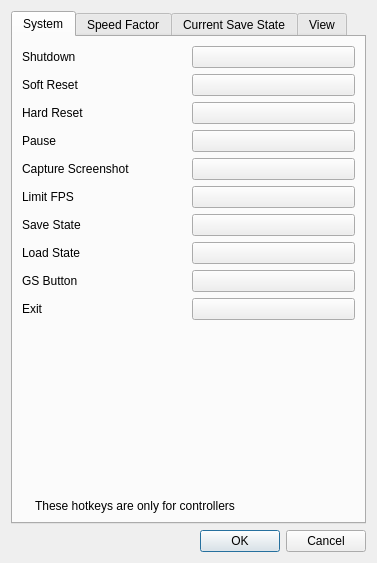
First picture: the form in Source/RMG-Input/UserInterface/HotkeysDialog.ui, repository Rosalie241/RMG, before the edit.
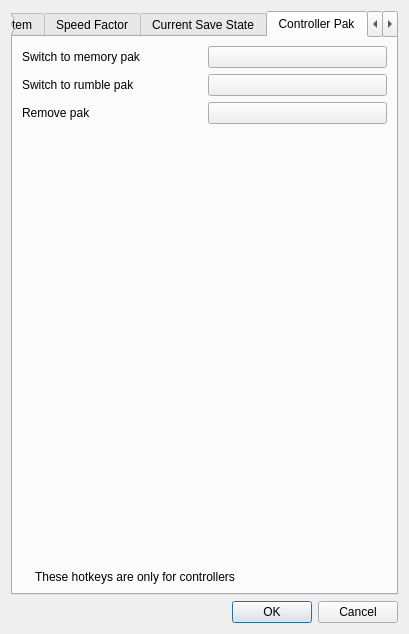
Second picture: the form after the edit. The open tabs and pages were chosen to show the change. Icons and pictures are not drawn. Custom widgets are drawn as their Qt base class.

Commit message: RMG-Input: add hotkeys for inc/decr save state slot and switching paks

Patch:
```diff
--- a/Source/RMG-Input/UserInterface/HotkeysDialog.ui
+++ b/Source/RMG-Input/UserInterface/HotkeysDialog.ui
@@ -6,8 +6,8 @@
    <rect>
     <x>0</x>
     <y>0</y>
-    <width>377</width>
-    <height>563</height>
+    <width>409</width>
+    <height>634</height>
    </rect>
   </property>
   <property name="windowTitle">
@@ -781,6 +781,122 @@
        </item>
       </layout>
      </widget>
+     <widget class="QWidget" name="tab">
+      <attribute name="title">
+       <string>Controller Pak</string>
+      </attribute>
+      <layout class="QVBoxLayout" name="verticalLayout_9">
+       <item>
+        <layout class="QHBoxLayout" name="horizontalLayout_119">
+         <item>
+          <widget class="QLabel" name="label_116">
+           <property name="text">
+            <string>Switch to memory pak</string>
+           </property>
+          </widget>
+         </item>
+         <item>
+          <widget class="UserInterface::Widget::HotkeyButton" name="memPakKeyButton">
+           <property name="text">
+            <string/>
+           </property>
+          </widget>
+         </item>
+        </layout>
+       </item>
+       <item>
+        <layout class="QHBoxLayout" name="horizontalLayout_120">
+         <item>
+          <widget class="QLabel" name="label_117">
+           <property name="text">
+            <string>Switch to rumble pak</string>
+           </property>
+          </widget>
+         </item>
+         <item>
+          <widget class="UserInterface::Widget::HotkeyButton" name="rumblePakKeyButton">
+           <property name="text">
+            <string/>
+           </property>
+          </widget>
+         </item>
+        </layout>
+       </item>
+       <item>
+        <layout class="QHBoxLayout" name="horizontalLayout_122">
+         <item>
+          <widget class="QLabel" name="label_119">
+           <property name="text">
+            <string>Remove pak</string>
+           </property>
+          </widget>
+         </item>
+         <item>
+          <widget class="UserInterface::Widget::HotkeyButton" name="noPakKeyButton">
+           <property name="text">
+            <string/>
+           </property>
+          </widget>
+         </item>
+        </layout>
+       </item>
+       <item>
+        <spacer name="verticalSpacer">
+         <property name="orientation">
+          <enum>Qt::Vertical</enum>
+         </property>
+         <property name="sizeHint" stdset="0">
+          <size>
+           <width>20</width>
+           <height>378</height>
+          </size>
+         </property>
+        </spacer>
+       </item>
+       <item>
+        <layout class="QHBoxLayout" name="verticalLayout_8">
+         <item>
+          <widget class="QLabel" name="infoIconLabel_5">
+           <property name="sizePolicy">
+            <sizepolicy hsizetype="Minimum" vsizetype="Preferred">
+             <horstretch>0</horstretch>
+             <verstretch>0</verstretch>
+            </sizepolicy>
+           </property>
+           <property name="text">
+            <string/>
+           </property>
+           <property name="pixmap">
+            <pixmap>:/newPrefix/Resource/Info.ico</pixmap>
+           </property>
+           <property name="wordWrap">
+            <bool>false</bool>
+           </property>
+          </widget>
+         </item>
+         <item>
+          <widget class="QLabel" name="label_91">
+           <property name="sizePolicy">
+            <sizepolicy hsizetype="Expanding" vsizetype="Minimum">
+             <horstretch>0</horstretch>
+             <verstretch>0</verstretch>
+            </sizepolicy>
+           </property>
+           <property name="midLineWidth">
+            <number>1</number>
+           </property>
+           <property name="text">
+            <string>These hotkeys are only for controllers</string>
+           </property>
+           <property name="textFormat">
+            <enum>Qt::PlainText</enum>
+           </property>
+          </widget>
+         </item>
+        </layout>
+       </item>
+      </layout>
+     </widget>
      <widget class="QWidget" name="viewMenuTab">
       <attribute name="title">
        <string>View</string>
```
Left out of the diff: 36 changed lines with no effect on the pictures. The commit also changes 3 other files.
